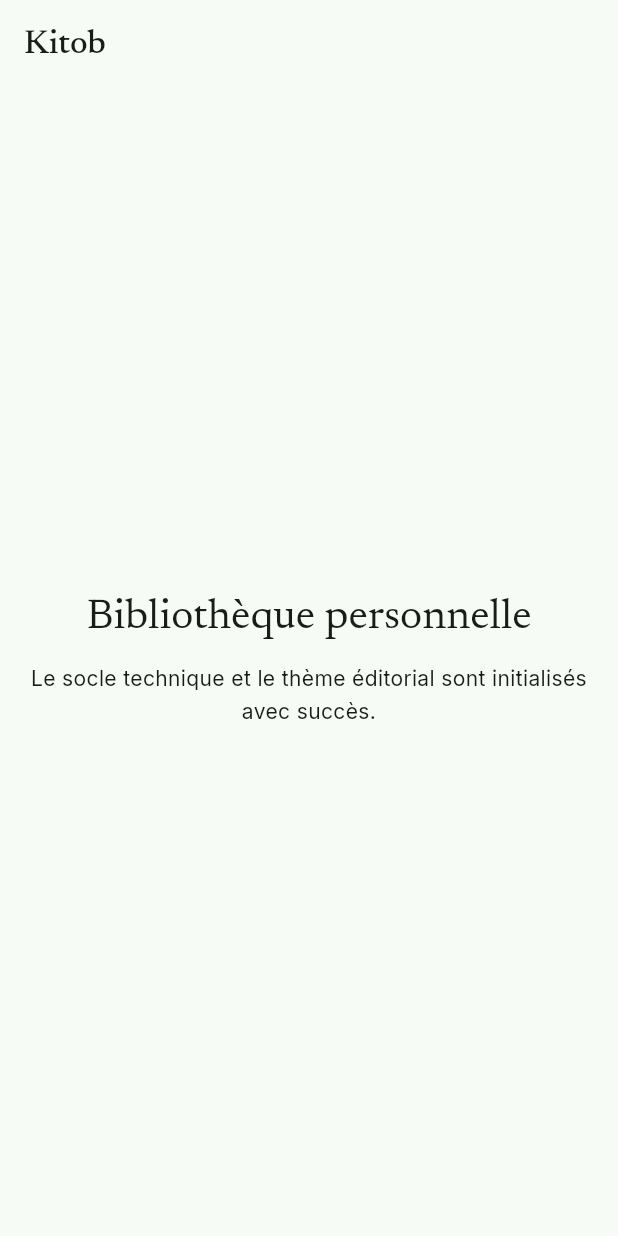
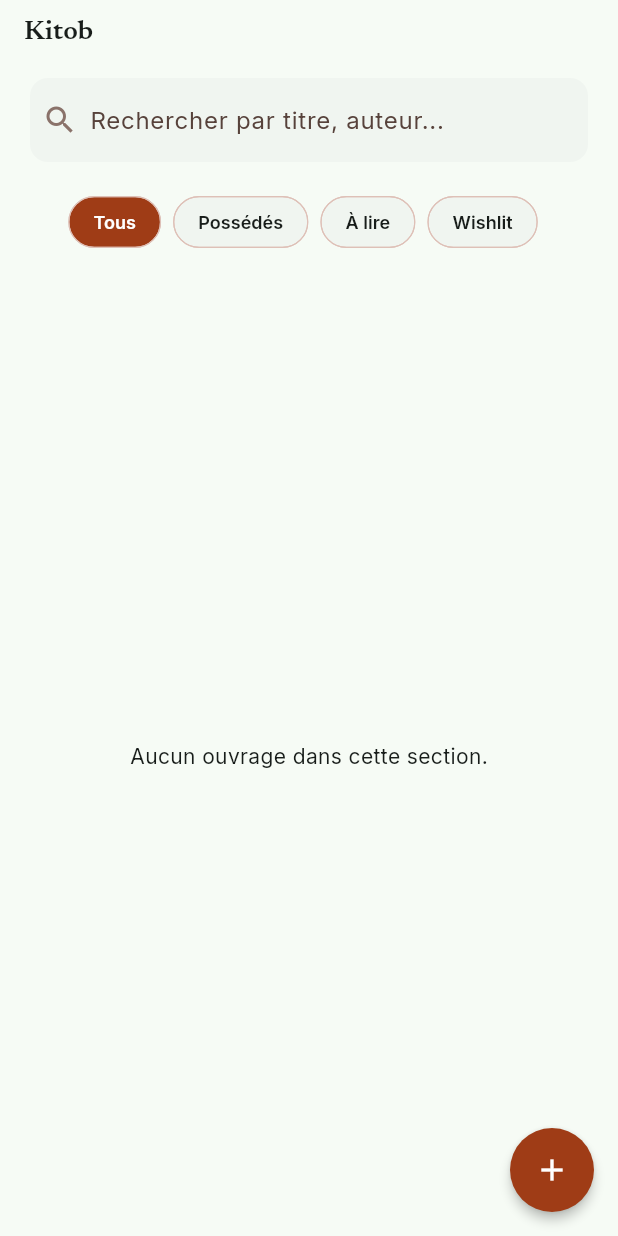
Before and after one commit to loucabaigneres/kitob, a Flutter app: the screen it shows after launch, on a phone screen of 412 x 824 dp. Run offline on Flutter 3.47's test engine with Material 3 defaults, Android fonts, the phone set to English and light mode, and no system bars; our stand-ins replace cached_network_image, flutter_riverpod, go_router, google_fonts, isar; accounts and stored records are empty; generated files the repository leaves out were written again.

Commit message:
feat: implement book filtering and display; add BookCard and FilterBar widgets

```diff
--- /dev/null
+++ b/lib/providers/books_provider.dart
@@ -0,0 +1,56 @@
+import 'package:flutter_riverpod/flutter_riverpod.dart';
+
+import '../models/book.dart';
+import '../repositories/book_repository.dart';
+import '../services/isar_service.dart';
+
+final isarServiceProvider = Provider<IsarService>((ref) => IsarService());
+
+final bookRepositoryProvider = Provider<BookRepository>((ref) {
+  final isarService = ref.watch(isarServiceProvider);
+  return BookRepository(isarService);
+});
+
+class BookFilterState {
+  final ReadingStatus? status;
+  final String searchQuery;
+
+  const BookFilterState({
+    this.status,
+    this.searchQuery = '',
+  });
+
+  BookFilterState copyWith({ReadingStatus? Function()? status, String? searchQuery}) {
+    return BookFilterState(
+      status: status != null ? status() : this.status,
+      searchQuery: searchQuery ?? this.searchQuery,
+    );
+  }
+}
+
+class BookFilterNotifier extends Notifier<BookFilterState> {
+  @override
+  BookFilterState build() => const BookFilterState();
+
+  void setStatus(ReadingStatus? status) {
+    state = state.copyWith(status: () => status);
+  }
+
+  void setSearchQuery(String query) {
+    state = state.copyWith(searchQuery: query);
+  }
+}
+
+final bookFilterProvider = NotifierProvider<BookFilterNotifier, BookFilterState>(
+  BookFilterNotifier.new,
+);
+
+final booksStreamProvider = StreamProvider.autoDispose<List<Book>>((ref) {
+  final repository = ref.watch(bookRepositoryProvider);
+  final filter = ref.watch(bookFilterProvider);
+
+  return repository.watchBooks(
+    status: filter.status,
+    query: filter.searchQuery,
+  );
+});
--- a/lib/screens/home_screen.dart
+++ b/lib/screens/home_screen.dart
@@ -1,36 +1,101 @@
 import 'package:flutter/material.dart';
+import 'package:flutter_riverpod/flutter_riverpod.dart';
 
-class HomeScreen extends StatelessWidget {
+import '../constants/app_colors.dart';
+import '../models/book.dart';
+import '../providers/books_provider.dart';
+import '../widgets/book_card.dart';
+import '../widgets/filter_bar.dart';
+
+class HomeScreen extends ConsumerWidget {
   const HomeScreen({super.key});
 
   @override
-  Widget build(BuildContext context) {
+  Widget build(BuildContext context, WidgetRef ref) {
+    final bookAsync = ref.watch(booksStreamProvider);
     final theme = Theme.of(context);
 
     return Scaffold(
       appBar: AppBar(
-        title: const Text('Kitob'),
-      ),
-      body: Center(
-        child: Padding(
-          padding: const EdgeInsets.symmetric(horizontal: 20.0),
-          child: Column(
-            mainAxisAlignment: MainAxisAlignment.center,
-            children: [
-              Text(
-                'Bibliothèque personnelle',
-                style: theme.textTheme.headlineLarge,
-                textAlign: TextAlign.center,
+        title: Text('Kitob', style: theme.textTheme.headlineSmall),
+        bottom: PreferredSize(
+          preferredSize: const Size.fromHeight(60),
+          child: Padding(
+            padding: const EdgeInsets.symmetric(horizontal: 20.0, vertical: 8.0),
+            child: SearchBar(
+              hintText: 'Rechercher par titre, auteur...',
+              elevation: const WidgetStatePropertyAll(0),
+              backgroundColor: const WidgetStatePropertyAll(AppColors.surfaceContainerLow),
+              shape: WidgetStatePropertyAll(
+                RoundedRectangleBorder(borderRadius: BorderRadius.circular(12)),
               ),
-              const SizedBox(height: 12),
-              Text(
-                'Le socle technique et le thème éditorial sont initialisés avec succès.',
-                style: theme.textTheme.bodyMedium,
-                textAlign: TextAlign.center,
-              ),
-            ],
+              leading: const Icon(Icons.search, color: AppColors.outline),
+              onChanged: (val) {
+                ref.read(bookFilterProvider.notifier).setSearchQuery(val);
+              },
+            ),
           ),
         ),
+      ),
+      body: Column(
+        children: [
+          const SizedBox(height: 8),
+          const FilterBar(),
+          const SizedBox(height: 12),
+          Expanded(
+            child: bookAsync.when(
+              data: (books) {
+                if (books.isEmpty) {
+                  return Center(
+                    child: Text(
+                      'Aucun ouvrage dans cette section.',
+                      style: theme.textTheme.bodyMedium,
+                    ),
+                  );
+                }
+                return GridView.builder(
+                  padding: const EdgeInsets.symmetric(horizontal: 20.0, vertical: 12.0),
+                  gridDelegate: const SliverGridDelegateWithFixedCrossAxisCount(
+                    crossAxisCount: 2,
+                    childAspectRatio: 0.62,
+                    crossAxisSpacing: 12,
+                    mainAxisSpacing: 16,
+                  ),
+                  itemCount: books.length,
+                  itemBuilder: (context, index) {
+                    final book = books[index];
+                    return BookCard(
+                      book: book,
+                      onTap: () {
+                        // TODO: Navigate to book details page
+                      }
+                    );
+                  }
+                );
+              },
+              loading: () => const Center(child: CircularProgressIndicator()),
+              error: (err, stack) => Center(
+                child: Text('Erreur Isar : $err', style: theme.textTheme.bodyMedium),
+              ),
+            ),
+          ),
+        ],
+      ),
+      floatingActionButton: FloatingActionButton(
+        tooltip: 'Ajouter un livre (test)',
+        onPressed: () async {
+          final repo = ref.read(bookRepositoryProvider);
+          final mockBook = Book()
+            ..title = 'Anna Karénine'
+            ..author = 'Léon Tolstoï'
+            ..status = ReadingStatus.owned
+            ..createdAt = DateTime.now()
+            ..updatedAt = DateTime.now()
+            ..synopsis = 'Ce livre raconte l’histoire d’Anna Karénine, une femme mariée qui tombe amoureuse d’un officier, le comte Vronski, et qui doit faire face aux conséquences de sa passion dans la société russe du XIXe siècle.';
+
+          await repo.saveBook(mockBook);
+        },
+        child: const Icon(Icons.add),
       ),
     );
   }
--- /dev/null
+++ b/lib/widgets/filter_bar.dart
@@ -0,0 +1,54 @@
+import 'package:flutter/material.dart';
+import 'package:flutter_riverpod/flutter_riverpod.dart';
+
+import '../constants/app_colors.dart';
+import '../models/book.dart';
+import '../providers/books_provider.dart';
+
+class FilterBar extends ConsumerWidget {
+  const FilterBar({super.key});
+
+  @override
+  Widget build(BuildContext context, WidgetRef ref) {
+    final currentStatus = ref.watch(bookFilterProvider.select((s) => s.status));
+
+    final filters = <(String, ReadingStatus?)>[
+      ('Tous', null),
+      ('Possédés', ReadingStatus.owned),
+      ('À lire', ReadingStatus.toRead),
+      ('Wishlit', ReadingStatus.wishList),
+    ];
+
+    return SingleChildScrollView(
+      scrollDirection: Axis.horizontal,
+      padding: const EdgeInsets.symmetric(horizontal: 20.0),
+      child: Row(
+        children: filters.map((filter) {
+          final isSelected = currentStatus == filter.$2;
+
+          return Padding(
+            padding: const EdgeInsets.only(right: 8.0),
+            child: ChoiceChip(
+              label: Text(filter.$1),
+              selected: isSelected,
+              showCheckmark: false,
+              selectedColor: AppColors.primary,
+              backgroundColor: AppColors.surfaceContainerLow,
+              labelStyle: TextStyle(
+                color: isSelected ? Colors.white : AppColors.onSurface,
+                fontSize: 12,
+                fontWeight: FontWeight.w600,
+              ),
+              shape: const StadiumBorder(
+                side: BorderSide(color: AppColors.outlineVariant, width: 0.8),
+              ),
+              onSelected: (_) {
+                ref.read(bookFilterProvider.notifier).setStatus(filter.$2);
+              },
+            ),
+          );
+        }).toList(),
+      ),
+    );
+  }
+}
--- a/pubspec.yaml
+++ b/pubspec.yaml
@@ -7,8 +7,10 @@ environment:
   sdk: ^3.13.3
 
 dependencies:
+  cached_network_image: ^4.0.2
   flutter:
     sdk: flutter
+  flutter_riverpod: ^3.4.3
   go_router: ^18.0.1
   google_fonts: ^8.2.1
   isar: ^3.1.0+1
```
Also changed, not shown: lib/widgets/book_card.dart (added, +122 -0 lines), pubspec.lock, 14 other files.
